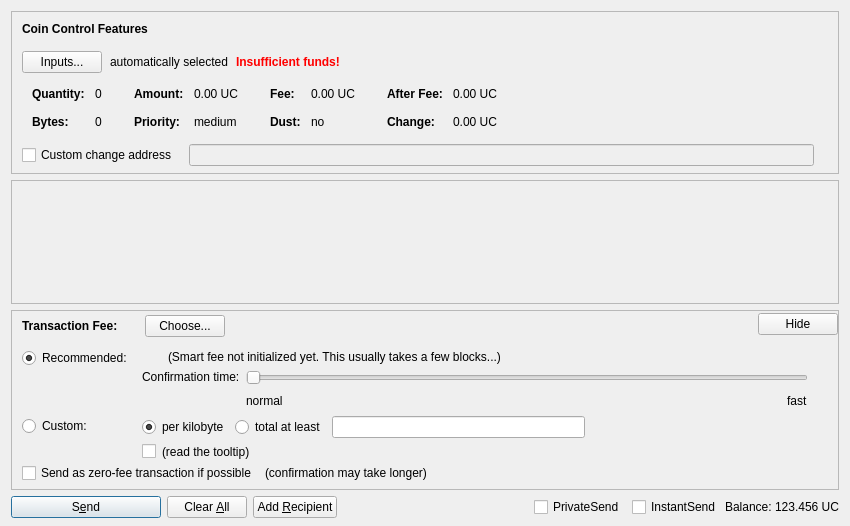
Above: src/qt/forms/sendcoinsdialog.ui from UlordChain/UlordChain before the change. Below: the same form after it.
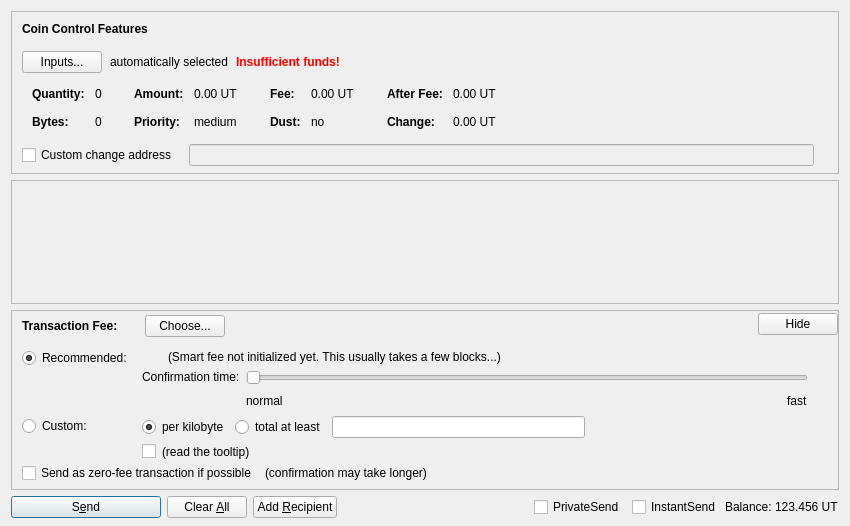
That is the form after the change. Custom widgets are drawn as their Qt base class.

Patch:
```diff
--- a/src/qt/forms/sendcoinsdialog.ui
+++ b/src/qt/forms/sendcoinsdialog.ui
@@ -324,7 +324,7 @@
                   <enum>Qt::ActionsContextMenu</enum>
                  </property>
                  <property name="text">
-                  <string notr="true">0.00 UC</string>
+                  <string notr="true">0.00 UT</string>
                  </property>
                  <property name="textInteractionFlags">
                   <set>Qt::LinksAccessibleByMouse|Qt::TextSelectableByKeyboard|Qt::TextSelectableByMouse</set>
@@ -404,7 +404,7 @@
                   <enum>Qt::ActionsContextMenu</enum>
                  </property>
                  <property name="text">
-                  <string notr="true">0.00 UC</string>
+                  <string notr="true">0.00 UT</string>
                  </property>
                  <property name="textInteractionFlags">
                   <set>Qt::LinksAccessibleByMouse|Qt::TextSelectableByKeyboard|Qt::TextSelectableByMouse</set>
@@ -484,7 +484,7 @@
                   <enum>Qt::ActionsContextMenu</enum>
                  </property>
                  <property name="text">
-                  <string notr="true">0.00 UC</string>
+                  <string notr="true">0.00 UT</string>
                  </property>
                  <property name="textInteractionFlags">
                   <set>Qt::LinksAccessibleByMouse|Qt::TextSelectableByKeyboard|Qt::TextSelectableByMouse</set>
@@ -513,7 +513,7 @@
                   <enum>Qt::ActionsContextMenu</enum>
                  </property>
                  <property name="text">
-                  <string notr="true">0.00 UC</string>
+                  <string notr="true">0.00 UT</string>
                  </property>
                  <property name="textInteractionFlags">
                   <set>Qt::LinksAccessibleByMouse|Qt::TextSelectableByKeyboard|Qt::TextSelectableByMouse</set>
@@ -1366,7 +1366,7 @@
           <cursorShape>IBeamCursor</cursorShape>
          </property>
          <property name="text">
-          <string notr="true">123.456 UC</string>
+          <string notr="true">123.456 UT</string>
          </property>
          <property name="textInteractionFlags">
           <set>Qt::LinksAccessibleByMouse|Qt::TextSelectableByKeyboard|Qt::TextSelectableByMouse</set>
```
